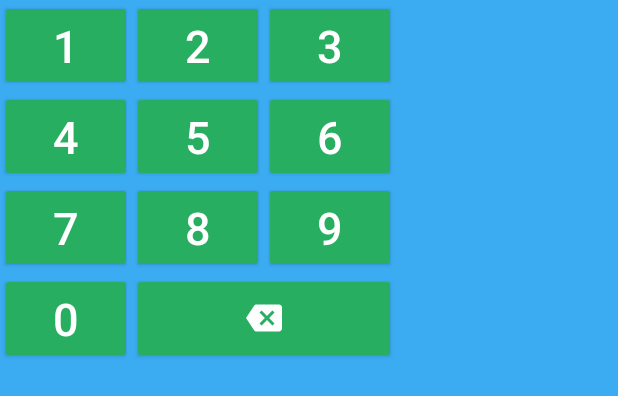
After one commit to ShabazBadshah/MIPSAssemblyTutor, an Android app: the layout numpad.xml on its own in the app's theme, with its tools: preview values and no code run, on a phone screen of 412 x 824 dp. The commit adds this screen. Shown: the top 396 px of the screen. Run offline under Robolectric (Android 15) with nearby library versions, the phone set to English and light mode, and no system bars.

Commit message:
created the XML for the numpad which will now be replacing the input machanism in the decimal modules

```diff
--- a/app/src/main/res/layout/homescreen_griditem.xml
+++ b/app/src/main/res/layout/homescreen_griditem.xml
@@ -10,7 +10,8 @@
         android:id="@+id/grid_item_accent"
         android:layout_width="6dp"
         android:layout_height="match_parent"
-        android:background="@drawable/vertical_bar"/>
+        android:background="@drawable/vertical_bar"
+        android:backgroundTint="@color/colorHomescreenBGDark"/>
 
     <TextView
         android:id="@+id/homescreen_griditem_category_title"
@@ -33,6 +34,6 @@
         android:cropToPadding="true"
         android:padding="26dp"
         android:scaleType="centerCrop"
-        app:srcCompat="@mipmap/launcher_icon"/>
+        app:srcCompat="@drawable/icon_bin_to_dec"/>
 
 </LinearLayout>
--- /dev/null
+++ b/app/src/main/res/layout/numpad.xml
@@ -0,0 +1,157 @@
+<?xml version="1.0" encoding="utf-8"?>
+<android.widget.GridLayout xmlns:android="http://schemas.android.com/apk/res/android"
+                           xmlns:tools="http://schemas.android.com/tools"
+                           android:id="@+id/numpad"
+                           android:layout_width="wrap_content"
+                           android:layout_height="wrap_content"
+                           android:columnCount="3"
+                           android:visibility="visible">
+
+    <Button
+        android:id="@+id/oneBtn"
+        android:layout_width="wrap_content"
+        android:layout_height="wrap_content"
+        android:backgroundTint="@color/practiceAllQuestionsBtnColor"
+        android:tag="numpad_input"
+        android:text="1"
+        android:textAlignment="center"
+        android:textColor="@color/finished_quiz_headings_color"
+        android:textSize="30sp"
+        tools:layout_editor_absoluteX="106dp"
+        tools:layout_editor_absoluteY="259dp"/>
+
+    <Button
+        android:id="@+id/twoBtn"
+        android:layout_width="wrap_content"
+        android:layout_height="wrap_content"
+        android:backgroundTint="@color/practiceAllQuestionsBtnColor"
+        android:tag="numpad_input"
+        android:text="2"
+        android:textAlignment="center"
+        android:textColor="@color/finished_quiz_headings_color"
+        android:textSize="30sp"
+        tools:layout_editor_absoluteX="174dp"
+        tools:layout_editor_absoluteY="259dp"/>
+
+    <Button
+        android:id="@+id/threeBtn"
+        android:layout_width="wrap_content"
+        android:layout_height="wrap_content"
+        android:backgroundTint="@color/practiceAllQuestionsBtnColor"
+        android:tag="numpad_input"
+        android:text="3"
+        android:textAlignment="center"
+        android:textColor="@color/finished_quiz_headings_color"
+        android:textSize="30sp"
+        tools:layout_editor_absoluteX="243dp"
+        tools:layout_editor_absoluteY="259dp"/>
+
+    <Button
+        android:id="@+id/fourBtn"
+        android:layout_width="wrap_content"
+        android:layout_height="wrap_content"
+        android:backgroundTint="@color/practiceAllQuestionsBtnColor"
+        android:tag="numpad_input"
+        android:text="4"
+        android:textAlignment="center"
+        android:textColor="@color/finished_quiz_headings_color"
+        android:textSize="30sp"
+        tools:layout_editor_absoluteX="311dp"
+        tools:layout_editor_absoluteY="258dp"/>
+
+    <Button
+        android:id="@+id/fiveBtn"
+        android:layout_width="wrap_content"
+        android:layout_height="wrap_content"
+        android:backgroundTint="@color/practiceAllQuestionsBtnColor"
+        android:tag="numpad_input"
+        android:text="5"
+        android:textAlignment="center"
+        android:textColor="@color/finished_quiz_headings_color"
+        android:textSize="30sp"
+        tools:layout_editor_absoluteX="38dp"
+        tools:layout_editor_absoluteY="327dp"/>
+
+    <Button
+        android:id="@+id/sixBtn"
+        android:layout_width="wrap_content"
+        android:layout_height="wrap_content"
+        android:backgroundTint="@color/practiceAllQuestionsBtnColor"
+        android:tag="numpad_input"
+        android:text="6"
+        android:textAlignment="center"
+        android:textColor="@color/finished_quiz_headings_color"
+        android:textSize="30sp"
+        tools:layout_editor_absoluteX="106dp"
+        tools:layout_editor_absoluteY="327dp"/>
+
+    <Button
+        android:id="@+id/sevenBtn"
+        android:layout_width="wrap_content"
+        android:layout_height="wrap_content"
+        android:backgroundTint="@color/practiceAllQuestionsBtnColor"
+        android:tag="numpad_input"
+        android:text="7"
+        android:textAlignment="center"
+        android:textColor="@color/finished_quiz_headings_color"
+        android:textSize="30sp"
+        tools:layout_editor_absoluteX="176dp"
+        tools:layout_editor_absoluteY="327dp"/>
+
+    <Button
+        android:id="@+id/eightBtn"
+        android:layout_width="wrap_content"
+        android:layout_height="wrap_content"
+        android:backgroundTint="@color/practiceAllQuestionsBtnColor"
+        android:tag="numpad_input"
+        android:text="8"
+        android:textAlignment="center"
+        android:textColor="@color/finished_quiz_headings_color"
+        android:textSize="30sp"
+        tools:layout_editor_absoluteX="243dp"
+        tools:layout_editor_absoluteY="327dp"/>
+
+    <Button
+        android:id="@+id/nineBtn"
+        android:layout_width="wrap_content"
+        android:layout_height="wrap_content"
+        android:backgroundTint="@color/practiceAllQuestionsBtnColor"
+        android:elevation="0dp"
+        android:tag="numpad_input"
+        android:text="9"
+        android:textAlignment="center"
+        android:textColor="@color/finished_quiz_headings_color"
+        android:textSize="30sp"
+        tools:layout_editor_absoluteX="311dp"
+        tools:layout_editor_absoluteY="326dp"/>
+
+    <Button
+        android:id="@+id/zeroBtn"
+        android:layout_width="wrap_content"
+        android:layout_height="wrap_content"
+        android:backgroundTint="@color/practiceAllQuestionsBtnColor"
+        android:tag="numpad_input"
+        android:text="0"
+        android:textAlignment="center"
+        android:textColor="@color/finished_quiz_headings_color"
+        android:textSize="30sp"
+        tools:layout_editor_absoluteX="38dp"
+        tools:layout_editor_absoluteY="259dp"/>
+
+    <Button
+        android:id="@+id/decimalInputBackSpaceBtn"
+        android:layout_width="wrap_content"
+        android:layout_height="wrap_content"
+        android:layout_alignParentBottom="false"
+        android:layout_columnSpan="2"
+        android:layout_columnWeight="1"
+        android:backgroundTint="@color/practiceAllQuestionsBtnColor"
+        android:foreground="@drawable/ic_backspace_black_24dp"
+        android:foregroundGravity="center"
+        android:textAllCaps="false"
+        android:textColor="@color/finished_quiz_headings_color"
+        android:textSize="30sp"
+        tools:layout_editor_absoluteX="264dp"
+        tools:layout_editor_absoluteY="495dp"/>
+
+</android.widget.GridLayout>
--- a/app/src/main/res/values/dimens.xml
+++ b/app/src/main/res/values/dimens.xml
@@ -5,7 +5,7 @@
     <dimen name="fab_margin">16dp</dimen>
     <dimen name="quiz_toolbar_height">56dp</dimen>
     <dimen name="homescreen_toolbar_btn_size">30dp</dimen>
-    <dimen name="numPadSquareBtnSize">60dp</dimen>
+    <dimen name="numPadSquareBtnSize">80dp</dimen>
     <dimen name="decimalInputBinaryTvHeight">50dp</dimen>
     <dimen name="quiz_toolbar_elevation">4dp</dimen>
     <dimen name="quiz_toolbar_btn_padding">8dp</dimen>
```
